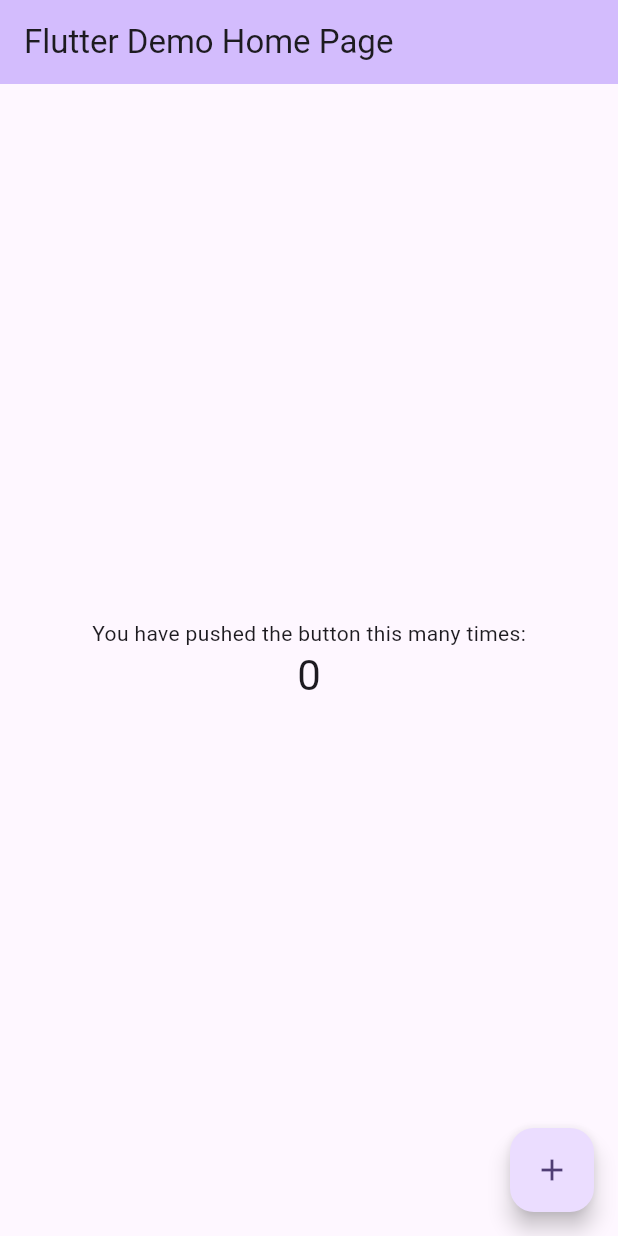
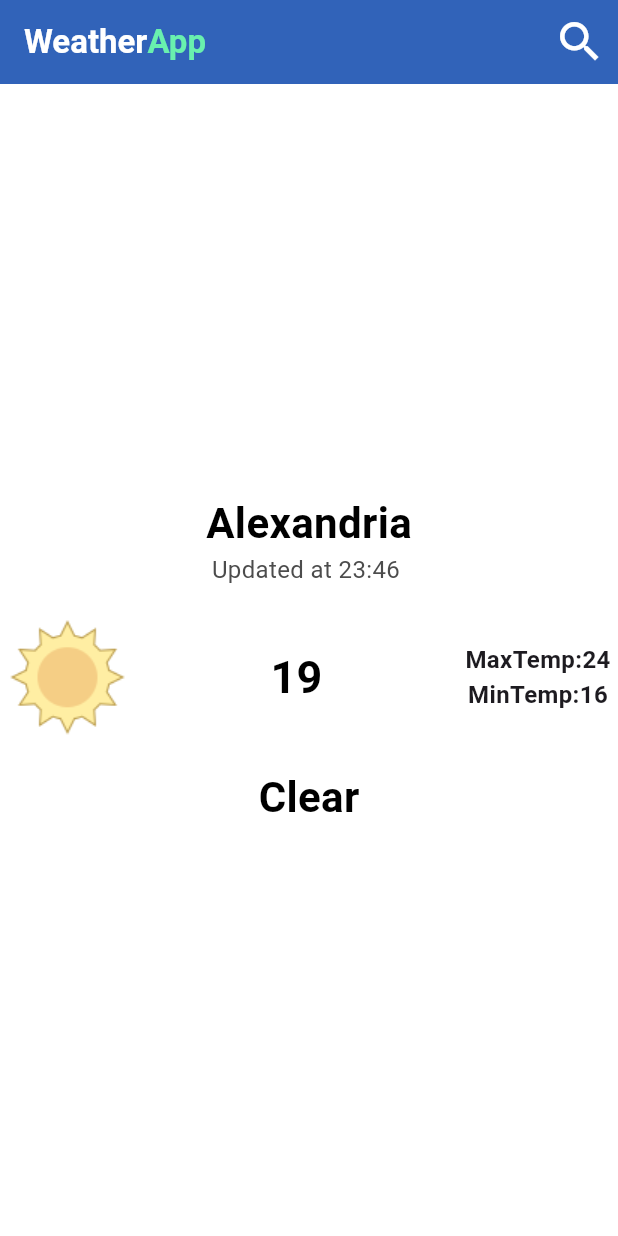
Before and after one commit to ahmedjamal22290/Weather_App, a Flutter app: the screen it shows after launch, on a phone screen of 412 x 824 dp. Run offline on Flutter 3.47's test engine with Material 3 defaults, Android fonts, the phone set to English and light mode, and no system bars; our stand-ins replace dio; network calls fail.

```diff
--- a/lib/main.dart
+++ b/lib/main.dart
@@ -1,125 +1,18 @@
 import 'package:flutter/material.dart';
+import 'package:p/screens/home_page.dart';
+import 'package:p/service/weather_serveic.dart';
+import 'package:p/widgets/no_search_view.dart';
+import 'package:p/widgets/weather_info_body.dart';
 
 void main() {
-  runApp(const MyApp());
+  runApp(const weatherApp());
+  weatherServeic().getWitherInfo(city: 'Cairo');
 }
 
-class MyApp extends StatelessWidget {
-  const MyApp({super.key});
+class weatherApp extends StatelessWidget {
+  const weatherApp({super.key});
 
-  // This widget is the root of your application.
-  @override
   Widget build(BuildContext context) {
-    return MaterialApp(
-      title: 'Flutter Demo',
-      theme: ThemeData(
-        // This is the theme of your application.
-        //
-        // TRY THIS: Try running your application with "flutter run". You'll see
-        // the application has a purple toolbar. Then, without quitting the app,
-        // try changing the seedColor in the colorScheme below to Colors.green
-        // and then invoke "hot reload" (save your changes or press the "hot
-        // reload" button in a Flutter-supported IDE, or press "r" if you used
-        // the command line to start the app).
-        //
-        // Notice that the counter didn't reset back to zero; the application
-        // state is not lost during the reload. To reset the state, use hot
-        // restart instead.
-        //
-        // This works for code too, not just values: Most code changes can be
-        // tested with just a hot reload.
-        colorScheme: ColorScheme.fromSeed(seedColor: Colors.deepPurple),
-        useMaterial3: true,
-      ),
-      home: const MyHomePage(title: 'Flutter Demo Home Page'),
-    );
+    return HomePage();
   }
 }
-
-class MyHomePage extends StatefulWidget {
-  const MyHomePage({super.key, required this.title});
-
-  // This widget is the home page of your application. It is stateful, meaning
-  // that it has a State object (defined below) that contains fields that affect
-  // how it looks.
-
-  // This class is the configuration for the state. It holds the values (in this
-  // case the title) provided by the parent (in this case the App widget) and
-  // used by the build method of the State. Fields in a Widget subclass are
-  // always marked "final".
-
-  final String title;
-
-  @override
-  State<MyHomePage> createState() => _MyHomePageState();
-}
-
-class _MyHomePageState extends State<MyHomePage> {
-  int _counter = 0;
-
-  void _incrementCounter() {
-    setState(() {
-      // This call to setState tells the Flutter framework that something has
-      // changed in this State, which causes it to rerun the build method below
-      // so that the display can reflect the updated values. If we changed
-      // _counter without calling setState(), then the build method would not be
-      // called again, and so nothing would appear to happen.
-      _counter++;
-    });
-  }
-
-  @override
-  Widget build(BuildContext context) {
-    // This method is rerun every time setState is called, for instance as done
-    // by the _incrementCounter method above.
-    //
-    // The Flutter framework has been optimized to make rerunning build methods
-    // fast, so that you can just rebuild anything that needs updating rather
-    // than having to individually change instances of widgets.
-    return Scaffold(
-      appBar: AppBar(
-        // TRY THIS: Try changing the color here to a specific color (to
-        // Colors.amber, perhaps?) and trigger a hot reload to see the AppBar
-        // change color while the other colors stay the same.
-        backgroundColor: Theme.of(context).colorScheme.inversePrimary,
-        // Here we take the value from the MyHomePage object that was created by
-        // the App.build method, and use it to set our appbar title.
-        title: Text(widget.title),
-      ),
-      body: Center(
-        // Center is a layout widget. It takes a single child and positions it
-        // in the middle of the parent.
-        child: Column(
-          // Column is also a layout widget. It takes a list of children and
-          // arranges them vertically. By default, it sizes itself to fit its
-          // children horizontally, and tries to be as tall as its parent.
-          //
-          // Column has various properties to control how it sizes itself and
-          // how it positions its children. Here we use mainAxisAlignment to
-          // center the children vertically; the main axis here is the vertical
-          // axis because Columns are vertical (the cross axis would be
-          // horizontal).
-          //
-          // TRY THIS: Invoke "debug painting" (choose the "Toggle Debug Paint"
-          // action in the IDE, or press "p" in the console), to see the
-          // wireframe for each widget.
-          mainAxisAlignment: MainAxisAlignment.center,
-          children: <Widget>[
-            const Text(
-              'You have pushed the button this many times:',
-            ),
-            Text(
-              '$_counter',
-              style: Theme.of(context).textTheme.headlineMedium,
-            ),
-          ],
-        ),
-      ),
-      floatingActionButton: FloatingActionButton(
-        onPressed: _incrementCounter,
-        tooltip: 'Increment',
-        child: const Icon(Icons.add),
-      ), // This trailing comma makes auto-formatting nicer for build methods.
-    );
-  }
-}
--- /dev/null
+++ b/lib/screens/home_page.dart
@@ -0,0 +1,56 @@
+import 'package:flutter/material.dart';
+import 'package:p/screens/search_page.dart';
+import 'package:p/widgets/no_search_view.dart';
+import 'package:p/widgets/weather_info_body.dart';
+
+class HomePage extends StatelessWidget {
+  const HomePage({super.key});
+
+  @override
+  Widget build(BuildContext context) {
+    return MaterialApp(
+      debugShowCheckedModeBanner: false,
+      home: Scaffold(
+        appBar: AppBar(
+          title: Row(
+            children: [
+              const Text(
+                'Weather',
+                style:
+                    TextStyle(color: Colors.white, fontWeight: FontWeight.bold),
+              ),
+              const Text(
+                'App',
+                style: TextStyle(
+                    color: Colors.greenAccent, fontWeight: FontWeight.bold),
+              ),
+            ],
+          ),
+          actions: [
+            Builder(
+              builder: (context) => IconButton(
+                onPressed: () {
+                  Navigator.of(context).push(
+                    MaterialPageRoute(
+                      builder: (context) {
+                        return SearchPage();
+                      },
+                    ),
+                  );
+                },
+                icon: Icon(
+                  Icons.search,
+                  color: Colors.white,
+                  size: 35,
+                ),
+              ),
+            )
+          ],
+          backgroundColor: const Color(0xFF3163B9),
+        ),
+        backgroundColor: Colors.white,
+        body: weatherInfoBody(),
+      ),
+    );
+  }
+}
--- /dev/null
+++ b/lib/widgets/weather_info_body.dart
@@ -0,0 +1,80 @@
+import 'package:flutter/material.dart';
+
+class weatherInfoBody extends StatelessWidget {
+  const weatherInfoBody({super.key});
+
+  Widget build(BuildContext context) {
+    return Center(
+      child: Column(
+        mainAxisSize: MainAxisSize.min,
+        children: [
+          Text(
+            'Alexandria',
+            style: TextStyle(
+              fontSize: 28,
+              color: Colors.black,
+              fontWeight: FontWeight.bold,
+            ),
+          ),
+          Text(
+            'Updated at 23:46 ',
+            style: TextStyle(
+              fontSize: 16,
+              color: const Color(0xFF4C4C4C),
+            ),
+          ),
+          SizedBox(
+            height: 20,
+          ),
+          Padding(
+            padding: const EdgeInsets.only(left: 5.0, right: 5),
+            child: Row(
+              children: [
+                Image.asset('assets/images/clear.png'),
+                Spacer(),
+                Text(
+                  '19',
+                  style: TextStyle(
+                    color: Colors.black,
+                    fontSize: 30,
+                    fontWeight: FontWeight.bold,
+                  ),
+                ),
+                Spacer(),
+                Column(
+                  children: [
+                    Text(
+                      'MaxTemp:24',
+                      style: TextStyle(
+                        fontWeight: FontWeight.bold,
+                        fontSize: 16,
+                      ),
+                    ),
+                    Text(
+                      'MinTemp:16',
+                      style: TextStyle(
+                        fontWeight: FontWeight.bold,
+                        fontSize: 16,
+                      ),
+                    )
+                  ],
+                )
+              ],
+            ),
+          ),
+          SizedBox(
+            height: 20,
+          ),
+          Text(
+            'Clear',
+            style: TextStyle(
+              fontSize: 28,
+              color: Colors.black,
+              fontWeight: FontWeight.bold,
+            ),
+          ),
+        ],
+      ),
+    );
+  }
+}
--- a/pubspec.yaml
+++ b/pubspec.yaml
@@ -36,6 +36,7 @@ dependencies:
   # Use with the CupertinoIcons class for iOS style icons.
   cupertino_icons: ^1.0.8
 
+  dio: ^5.7.0
 dev_dependencies:
   flutter_test:
     sdk: flutter
@@ -59,9 +60,8 @@ flutter:
   uses-material-design: true
 
   # To add assets to your application, add an assets section, like this:
-  # assets:
-  #   - images/a_dot_burr.jpeg
-  #   - images/a_dot_ham.jpeg
+  assets:
+    - assets/images/
 
   # An image asset can refer to one or more resolution-specific "variants", see
   # https://flutter.dev/to/resolution-aware-images
```
Also changed, not shown: lib/screens/search_page.dart (added, +54 -0 lines), lib/service/weather_serveic.dart (added, +36 -0 lines), lib/widgets/no_search_view.dart (added, +24 -0 lines), pubspec.lock.
